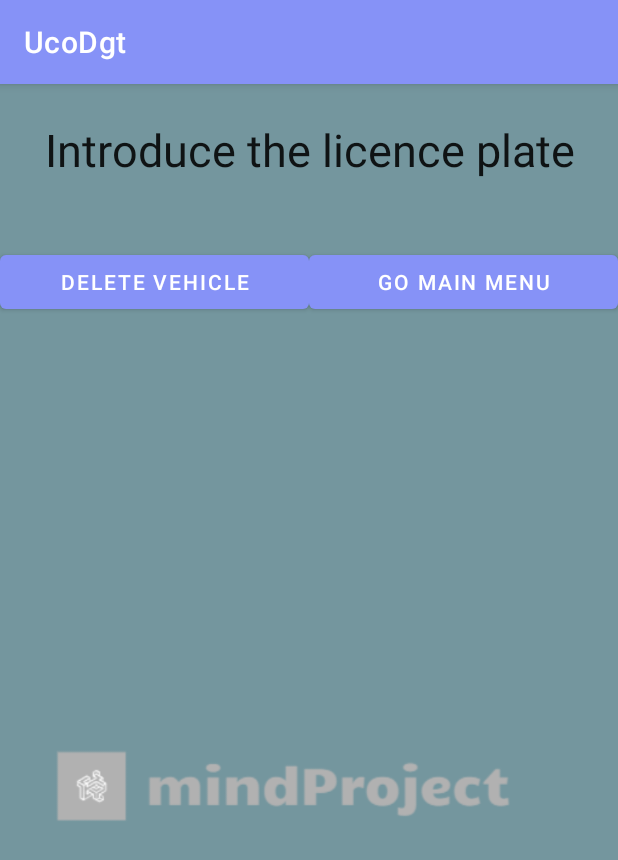
After one commit to alfonsodltUCO/UcoDgt, an Android app: the DeleteVehicleActivity screen opened directly, with no data from a screen before it, on a phone screen of 412 x 824 dp. The commit adds this screen. Shown: the top 860 px of the screen. Run offline under Robolectric (Android 15) with nearby library versions, the phone set to English and light mode, and no system bars; network calls fail.

Commit message:
deletevehicle

```diff
--- a/app/src/main/AndroidManifest.xml
+++ b/app/src/main/AndroidManifest.xml
@@ -38,6 +38,7 @@
         <activity android:name="mvc.controller.admin.CheckUserToDelete"/>
         <activity android:name="mvc.controller.admin.CheckUsersToList"/>
         <activity android:name="mvc.controller.vehicle.CheckImage" />
+        <activity android:name="mvc.controller.vehicle.CheckVehicleToDelete" />
         <activity android:name="mvc.view.admin.DeleteUserActivity"/>
         <activity android:name="mvc.view.admin.ShowUser"/>
         <activity android:name="mvc.view.admin.AdminActivity"/>
@@ -45,6 +46,7 @@
         <activity android:name="mvc.view.admin.FindUserActivity"/>
         <activity android:name="mvc.view.admin.ShowUsers" />
         <activity android:name="mvc.view.vehicle.GetVehiclePlate" />
+        <activity android:name="mvc.view.vehicle.DeleteVehicleActivity" />
 
     </application>
     <uses-permission android:name="android.permission.INTERNET" />
--- a/app/src/main/java/mvc/view/admin/AdminActivity.java
+++ b/app/src/main/java/mvc/view/admin/AdminActivity.java
@@ -13,6 +13,7 @@ import androidx.appcompat.app.AppCompatActivity;
 
 import com.example.ucodgt.R;
 import mvc.controller.admin.CheckUsersToList;
+import mvc.view.vehicle.DeleteVehicleActivity;
 import mvc.view.vehicle.GetVehiclePlate;
 import mvc.view.MainActivity;
 
@@ -50,6 +51,9 @@ public class AdminActivity extends AppCompatActivity implements View.OnClickList
         } else if (R.id.item8AdminFindVehicle==item.getItemId()) {
             Intent intentFindVehicle=new Intent(AdminActivity.this, GetVehiclePlate.class);
             startActivity(intentFindVehicle);
+        }else if(R.id.item6AdminDeleteVehicle== item.getItemId()){
+            Intent intentDeleteVehicle=new Intent(AdminActivity.this, DeleteVehicleActivity.class);
+            startActivity(intentDeleteVehicle);
         }
         return false;
     }
--- /dev/null
+++ b/app/src/main/java/mvc/view/vehicle/DeleteVehicleActivity.java
@@ -0,0 +1,48 @@
+package mvc.view.vehicle;
+
+import android.content.Intent;
+import android.os.Bundle;
+import android.util.Log;
+import android.view.View;
+import android.widget.Button;
+import android.widget.EditText;
+
+import androidx.annotation.Nullable;
+import androidx.appcompat.app.AppCompatActivity;
+
+import com.example.ucodgt.R;
+
+import mvc.controller.vehicle.CheckVehicleToDelete;
+import mvc.view.admin.AdminActivity;
+
+public class DeleteVehicleActivity extends AppCompatActivity implements View.OnClickListener{
+
+    Button deleteVehicle,goMain;
+    EditText licencePlate;
+
+    @Override
+    protected void onCreate(@Nullable Bundle savedInstanceState) {
+        super.onCreate(savedInstanceState);
+        setContentView(R.layout.delete_vehicle);
+        licencePlate=findViewById(R.id.editTextPlateToDelete);
+        deleteVehicle=findViewById(R.id.deleteVehicle);
+        goMain=findViewById(R.id.goMainMenu);
+
+        deleteVehicle.setOnClickListener(this);
+        goMain.setOnClickListener(this);
+    }
+
+    @Override
+    public void onClick(View v) {
+        if(v.getId()==R.id.goMainMenu){
+            Intent goMain=new Intent(DeleteVehicleActivity.this, AdminActivity.class);
+            startActivity(goMain);
+            finish();
+        }else if(v.getId()==R.id.deleteVehicle){
+            Intent goDelete=new Intent(DeleteVehicleActivity.this, CheckVehicleToDelete.class);
+            goDelete.putExtra("licencePlate",licencePlate.getText().toString().trim());
+            startActivity(goDelete);
+            finish();
+        }
+    }
+}
--- /dev/null
+++ b/app/src/main/res/layout/delete_vehicle.xml
@@ -0,0 +1,75 @@
+<?xml version="1.0" encoding="utf-8"?>
+<LinearLayout xmlns:android="http://schemas.android.com/apk/res/android"
+    android:layout_width="match_parent"
+    android:layout_height="match_parent"
+    android:background="#74969E"
+    android:orientation="vertical"
+    >
+    <LinearLayout
+
+        android:layout_width="match_parent"
+        android:layout_height="0dp"
+        android:layout_weight="0.6"
+        android:orientation="vertical"
+        android:layout_gravity="center">
+        <EditText
+            android:id="@+id/editTextPlateToDelete"
+            android:layout_width="match_parent"
+            android:layout_height="match_parent"
+            android:autofillHints=""
+            android:ems="10"
+            android:inputType="textPersonName"
+            android:textSize="30sp"
+            android:singleLine="true"
+            android:text="Introduce the licence plate"
+            android:textAlignment="center"
+            android:backgroundTint="@android:color/transparent">
+        </EditText>
+
+    </LinearLayout>
+
+
+    <LinearLayout
+
+        android:layout_width="match_parent"
+        android:layout_height="0dp"
+        android:layout_weight="0.6"
+        android:orientation="horizontal"
+        android:layout_gravity="center">
+        <Button
+            android:id="@+id/deleteVehicle"
+            android:layout_width="0dp"
+            android:layout_weight="1"
+            android:layout_height="wrap_content"
+            android:layout_gravity="center"
+            android:text="Delete Vehicle"
+            />
+        <Button
+            android:id="@+id/goMainMenu"
+            android:layout_width="0dp"
+            android:layout_height="wrap_content"
+            android:layout_weight="1"
+            android:layout_gravity="center"
+            android:text="Go main menu"
+            >
+
+        </Button>
+
+    </LinearLayout>
+    <FrameLayout
+        android:layout_width="wrap_content"
+        android:layout_height="0dp"
+        android:layout_weight="4"
+        android:layout_gravity="center|bottom"
+        >
+        <ImageView
+            android:layout_width="match_parent"
+            android:layout_gravity="center"
+            android:layout_height="match_parent"
+            android:src="@drawable/logoempresa"
+            />
+    </FrameLayout>
+
+
+
+</LinearLayout>
```
Also changed, not shown: app/src/main/java/mvc/controller/commonFunctions/ForCheckVehicle.java (added, +13 -0 lines), app/src/main/java/mvc/controller/vehicle/CheckImage.java (+51 -7 lines), app/src/main/java/mvc/controller/vehicle/CheckVehicleToDelete.java (added, +84 -0 lines), app/src/main/java/mvc/model/business/vehicle/ManagerVehicle.java (+24 -0 lines), app/src/main/java/mvc/model/data/vehicle/VehicleDAO.java (+67 -1 lines), app/src/main/res/layout/get_vehicle.xml (+10 -6 lines), app/src/main/res/layout/show_vehicle.xml (added, +129 -0 lines).
